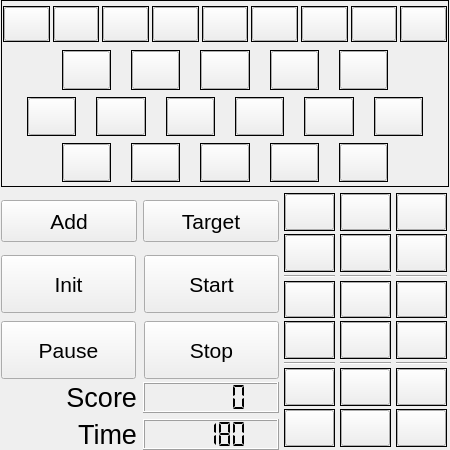
First picture: the form in catchrobo_gui/src/ui/blue_field.ui, repository catchrobo2022/catchrobo_robot, before the edit.
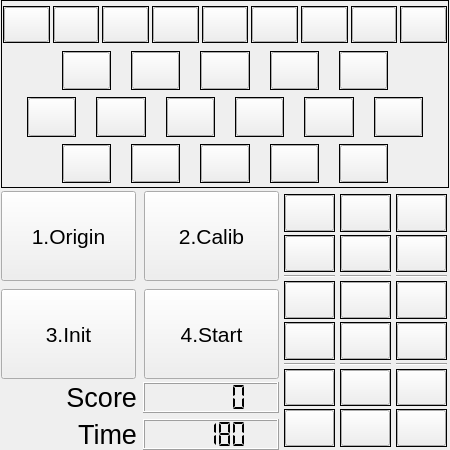
Second picture: the form after the edit.

The edit to the form file:
```diff
--- a/catchrobo_gui/src/ui/blue_field.ui
+++ b/catchrobo_gui/src/ui/blue_field.ui
@@ -1203,103 +1203,6 @@
      </layout>
     </widget>
    </item>
-   <item row="1" column="0">
-    <layout class="QHBoxLayout" name="mode">
-     <property name="sizeConstraint">
-      <enum>QLayout::SetNoConstraint</enum>
-     </property>
-     <property name="topMargin">
-      <number>10</number>
-     </property>
-     <property name="bottomMargin">
-      <number>10</number>
-     </property>
-     <item>
-      <widget class="QPushButton" name="bt_add">
-       <property name="sizePolicy">
-        <sizepolicy hsizetype="Minimum" vsizetype="Preferred">
-         <horstretch>0</horstretch>
-         <verstretch>0</verstretch>
-        </sizepolicy>
-       </property>
-       <property name="font">
-        <font>
-         <pointsize>16</pointsize>
-        </font>
-       </property>
-       <property name="text">
-        <string>Add</string>
-       </property>
-       <property name="checkable">
-        <bool>true</bool>
-       </property>
-       <property name="checked">
-        <bool>false</bool>
-       </property>
-       <property name="autoRepeat">
-        <bool>false</bool>
-       </property>
-       <property name="autoExclusive">
-        <bool>false</bool>
-       </property>
-       <property name="autoRepeatInterval">
-        <number>5</number>
-       </property>
-       <property name="autoDefault">
-        <bool>false</bool>
-       </property>
-       <property name="default">
-        <bool>false</bool>
-       </property>
-       <property name="flat">
-        <bool>false</bool>
-       </property>
-      </widget>
-     </item>
-     <item>
-      <widget class="QPushButton" name="bt_tar">
-       <property name="sizePolicy">
-        <sizepolicy hsizetype="Minimum" vsizetype="Preferred">
-         <horstretch>0</horstretch>
-         <verstretch>0</verstretch>
-        </sizepolicy>
-       </property>
-       <property name="font">
-        <font>
-         <pointsize>16</pointsize>
-        </font>
-       </property>
-       <property name="text">
-        <string>Target</string>
-       </property>
-       <property name="checkable">
-        <bool>true</bool>
-       </property>
-       <property name="checked">
-        <bool>false</bool>
-       </property>
-       <property name="autoRepeat">
-        <bool>false</bool>
-       </property>
-       <property name="autoExclusive">
-        <bool>false</bool>
-       </property>
-       <property name="autoRepeatInterval">
-        <number>5</number>
-       </property>
-       <property name="autoDefault">
-        <bool>false</bool>
-       </property>
-       <property name="default">
-        <bool>false</bool>
-       </property>
-       <property name="flat">
-        <bool>false</bool>
-       </property>
-      </widget>
-     </item>
-    </layout>
-   </item>
    <item row="1" column="1" rowspan="3">
     <widget class="QWidget" name="shootbox" native="true">
      <property name="sizePolicy">
@@ -2158,166 +2061,6 @@
      </layout>
     </widget>
    </item>
-   <item row="2" column="0">
-    <layout class="QGridLayout" name="menu">
-     <property name="sizeConstraint">
-      <enum>QLayout::SetNoConstraint</enum>
-     </property>
-     <property name="spacing">
-      <number>8</number>
-     </property>
-     <item row="2" column="0">
-      <widget class="QPushButton" name="bt_pus">
-       <property name="sizePolicy">
-        <sizepolicy hsizetype="Minimum" vsizetype="Preferred">
-         <horstretch>0</horstretch>
-         <verstretch>0</verstretch>
-        </sizepolicy>
-       </property>
-       <property name="font">
-        <font>
-         <pointsize>16</pointsize>
-        </font>
-       </property>
-       <property name="text">
-        <string>Pause</string>
-       </property>
-       <property name="checkable">
-        <bool>true</bool>
-       </property>
-       <property name="autoRepeatInterval">
-        <number>5</number>
-       </property>
-      </widget>
-     </item>
-     <item row="0" column="0">
-      <widget class="QPushButton" name="bt_init">
-       <property name="sizePolicy">
-        <sizepolicy hsizetype="Minimum" vsizetype="Preferred">
-         <horstretch>0</horstretch>
-         <verstretch>0</verstretch>
-        </sizepolicy>
-       </property>
-       <property name="font">
-        <font>
-         <pointsize>16</pointsize>
-        </font>
-       </property>
-       <property name="text">
-        <string>Init</string>
-       </property>
-       <property name="checkable">
-        <bool>true</bool>
-       </property>
-       <property name="checked">
-        <bool>false</bool>
-       </property>
-       <property name="autoRepeat">
-        <bool>false</bool>
-       </property>
-       <property name="autoExclusive">
-        <bool>false</bool>
-       </property>
-       <property name="autoRepeatInterval">
-        <number>5</number>
-       </property>
-       <property name="autoDefault">
-        <bool>false</bool>
-       </property>
-       <property name="default">
-        <bool>false</bool>
-       </property>
-       <property name="flat">
-        <bool>false</bool>
-       </property>
-      </widget>
-     </item>
-     <item row="0" column="1">
-      <widget class="QPushButton" name="bt_sta">
-       <property name="sizePolicy">
-        <sizepolicy hsizetype="Minimum" vsizetype="Preferred">
-         <horstretch>0</horstretch>
-         <verstretch>0</verstretch>
-        </sizepolicy>
-       </property>
-       <property name="font">
-        <font>
-         <pointsize>16</pointsize>
-        </font>
-       </property>
-       <property name="text">
-        <string>Start</string>
-       </property>
-       <property name="checkable">
-        <bool>true</bool>
-       </property>
-       <property name="checked">
-        <bool>false</bool>
-       </property>
-       <property name="autoRepeat">
-        <bool>false</bool>
-       </property>
-       <property name="autoExclusive">
-        <bool>false</bool>
-       </property>
-       <property name="autoRepeatInterval">
-        <number>5</number>
-       </property>
-       <property name="autoDefault">
-        <bool>false</bool>
-       </property>
-       <property name="default">
-        <bool>false</bool>
-       </property>
-       <property name="flat">
-        <bool>false</bool>
-       </property>
-      </widget>
-     </item>
-     <item row="2" column="1">
-      <widget class="QPushButton" name="bt_stp">
-       <property name="sizePolicy">
-        <sizepolicy hsizetype="Minimum" vsizetype="Preferred">
-         <horstretch>0</horstretch>
-         <verstretch>0</verstretch>
-        </sizepolicy>
-       </property>
-       <property name="font">
-        <font>
-         <pointsize>16</pointsize>
-        </font>
-       </property>
-       <property name="text">
-        <string>Stop</string>
-       </property>
-       <property name="checkable">
-        <bool>true</bool>
-       </property>
-       <property name="checked">
-        <bool>false</bool>
-       </property>
-       <property name="autoRepeat">
-        <bool>false</bool>
-       </property>
-       <property name="autoExclusive">
-        <bool>false</bool>
-       </property>
-       <property name="autoRepeatInterval">
-        <number>5</number>
-       </property>
-       <property name="autoDefault">
-        <bool>false</bool>
-       </property>
-       <property name="default">
-        <bool>false</bool>
-       </property>
-       <property name="flat">
-        <bool>false</bool>
-       </property>
-      </widget>
-     </item>
-    </layout>
-   </item>
    <item row="3" column="0">
     <layout class="QGridLayout" name="gridLayout">
      <property name="sizeConstraint">
@@ -2399,6 +2142,169 @@
      </item>
     </layout>
    </item>
+   <item row="1" column="0" rowspan="2">
+    <layout class="QGridLayout" name="menu">
+     <property name="sizeConstraint">
+      <enum>QLayout::SetNoConstraint</enum>
+     </property>
+     <property name="spacing">
+      <number>8</number>
+     </property>
+     <item row="2" column="0">
+      <widget class="QPushButton" name="init">
+       <property name="sizePolicy">
+        <sizepolicy hsizetype="Minimum" vsizetype="Preferred">
+         <horstretch>0</horstretch>
+         <verstretch>0</verstretch>
+        </sizepolicy>
+       </property>
+       <property name="font">
+        <font>
+         <pointsize>16</pointsize>
+        </font>
+       </property>
+       <property name="text">
+        <string>3.Init</string>
+       </property>
+       <property name="checkable">
+        <bool>true</bool>
+       </property>
+       <property name="autoRepeatInterval">
+        <number>5</number>
+       </property>
+       <property name="default">
+        <bool>false</bool>
+       </property>
+      </widget>
+     </item>
+     <item row="0" column="0">
+      <widget class="QPushButton" name="origin">
+       <property name="sizePolicy">
+        <sizepolicy hsizetype="Minimum" vsizetype="Preferred">
+         <horstretch>0</horstretch>
+         <verstretch>0</verstretch>
+        </sizepolicy>
+       </property>
+       <property name="font">
+        <font>
+         <pointsize>16</pointsize>
+        </font>
+       </property>
+       <property name="text">
+        <string>1.Origin</string>
+       </property>
+       <property name="checkable">
+        <bool>true</bool>
+       </property>
+       <property name="checked">
+        <bool>false</bool>
+       </property>
+       <property name="autoRepeat">
+        <bool>false</bool>
+       </property>
+       <property name="autoExclusive">
+        <bool>false</bool>
+       </property>
+       <property name="autoRepeatInterval">
+        <number>5</number>
+       </property>
+       <property name="autoDefault">
+        <bool>false</bool>
+       </property>
+       <property name="default">
+        <bool>false</bool>
+       </property>
+       <property name="flat">
+        <bool>false</bool>
+       </property>
+      </widget>
+     </item>
+     <item row="0" column="1">
+      <widget class="QPushButton" name="calib">
+       <property name="sizePolicy">
+        <sizepolicy hsizetype="Minimum" vsizetype="Preferred">
+         <horstretch>0</horstretch>
+         <verstretch>0</verstretch>
+        </sizepolicy>
+       </property>
+       <property name="font">
+        <font>
+         <pointsize>16</pointsize>
+        </font>
+       </property>
+       <property name="text">
+        <string>2.Calib</string>
+       </property>
+       <property name="checkable">
+        <bool>true</bool>
+       </property>
+       <property name="checked">
+        <bool>false</bool>
+       </property>
+       <property name="autoRepeat">
+        <bool>false</bool>
+       </property>
+       <property name="autoExclusive">
+        <bool>false</bool>
+       </property>
+       <property name="autoRepeatInterval">
+        <number>5</number>
+       </property>
+       <property name="autoDefault">
+        <bool>false</bool>
+       </property>
+       <property name="default">
+        <bool>false</bool>
+       </property>
+       <property name="flat">
+        <bool>false</bool>
+       </property>
+      </widget>
+     </item>
+     <item row="2" column="1">
+      <widget class="QPushButton" name="start">
+       <property name="sizePolicy">
+        <sizepolicy hsizetype="Minimum" vsizetype="Preferred">
+         <horstretch>0</horstretch>
+         <verstretch>0</verstretch>
+        </sizepolicy>
+       </property>
+       <property name="font">
+        <font>
+         <pointsize>16</pointsize>
+        </font>
+       </property>
+       <property name="text">
+        <string>4.Start</string>
+       </property>
+       <property name="checkable">
+        <bool>true</bool>
+       </property>
+       <property name="checked">
+        <bool>false</bool>
+       </property>
+       <property name="autoRepeat">
+        <bool>false</bool>
+       </property>
+       <property name="autoExclusive">
+        <bool>false</bool>
+       </property>
+       <property name="autoRepeatInterval">
+        <number>5</number>
+       </property>
+       <property name="autoDefault">
+        <bool>false</bool>
+       </property>
+       <property name="default">
+        <bool>false</bool>
+       </property>
+       <property name="flat">
+        <bool>false</bool>
+       </property>
+      </widget>
+     </item>
+    </layout>
+   </item>
   </layout>
  </widget>
  <layoutdefault spacing="6" margin="11"/>
```
